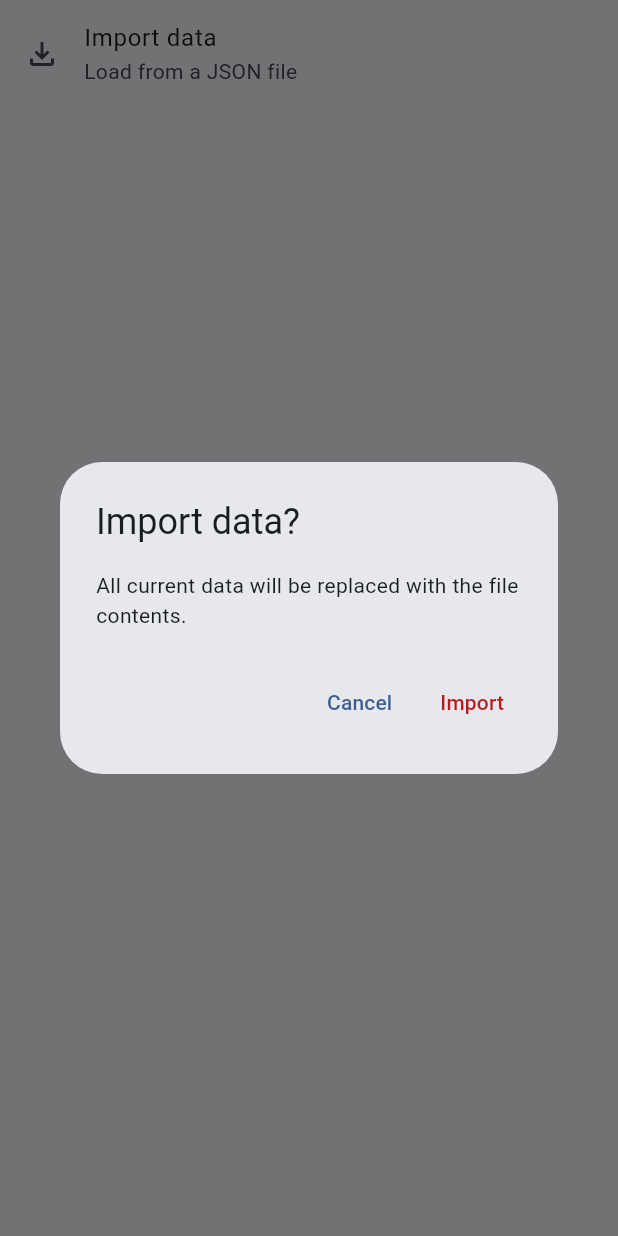
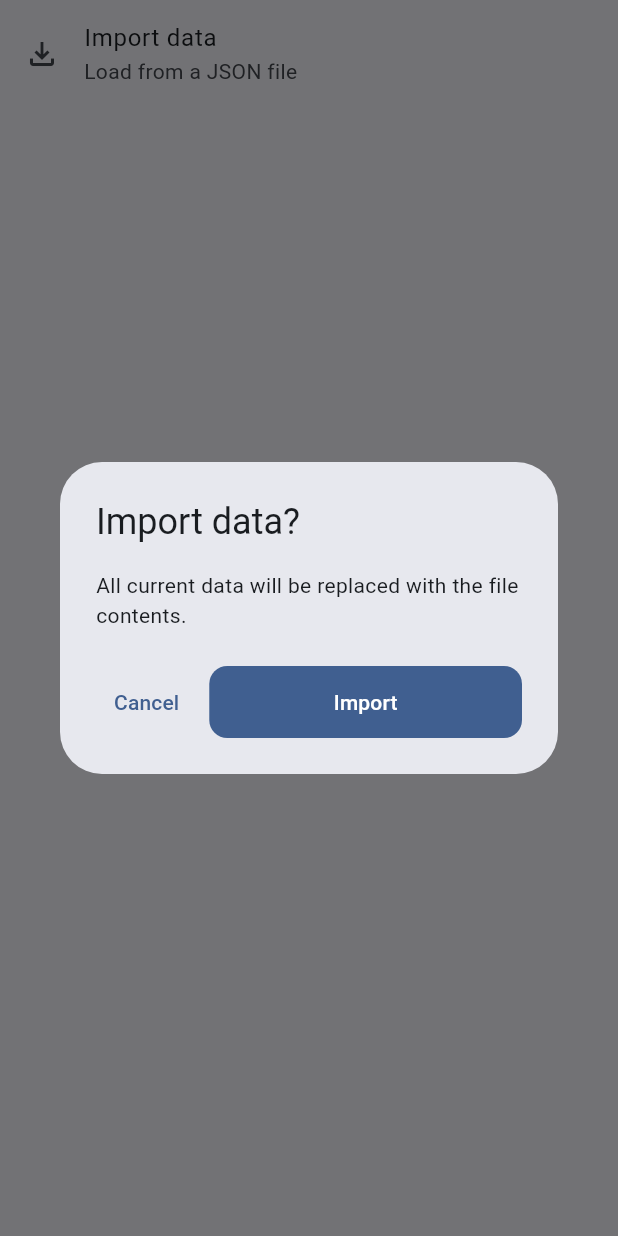
Before and after one commit to jirnov/carlog, a Flutter app: the ImportTile widget shown alone on an empty page, opened directly, after a tap on "Import data", on a phone screen of 412 x 824 dp. Run offline on Flutter 3.47's test engine with Material 3 defaults, Android fonts, the light colour scheme and no system bars; our stand-ins replace device_info_plus, file_picker, flutter_html, flutter_local_notifications, month_picker_dialog, package_info_plus and 4 more; missing offline and left inert: android_intent_plus, workmanager; accounts and stored records are empty; statements that could not run were skipped.

Commit message:
Dialog beatification, update intergration tests

```diff
--- a/lib/dialogs/confirm_delete_dialog.dart
+++ /dev/null
@@ -1,37 +0,0 @@
-// lib/dialogs/confirm_delete_dialog.dart
-
-import 'package:carlog/l10n/context_l10n.dart';
-import 'package:flutter/material.dart';
-
-/// Универсальный диалог подтверждения удаления.
-/// Возвращает true, если пользователь подтвердил.
-Future<bool> showConfirmDeleteDialog(
-  BuildContext context, {
-  required String title,
-  required String message,
-  String? confirmText,
-  String? cancelText,
-}) async {
-  final l10n = context.l10n;
-  final result = await showDialog<bool>(
-    context: context,
-    builder: (context) => AlertDialog(
-      title: Text(title),
-      content: Text(message),
-      actions: [
-        TextButton(
-          onPressed: () => Navigator.of(context).pop(false),
-          child: Text(cancelText ?? l10n.actionCancel),
-        ),
-        TextButton(
-          onPressed: () => Navigator.of(context).pop(true),
-          style: TextButton.styleFrom(
-            foregroundColor: Theme.of(context).colorScheme.error,
-          ),
-          child: Text(confirmText ?? l10n.actionDelete),
-        ),
-      ],
-    ),
-  );
-  return result ?? false;
-}
--- /dev/null
+++ b/lib/dialogs/confirm_dialog.dart
@@ -0,0 +1,63 @@
+import 'package:flutter/material.dart';
+
+Future<bool> showConfirmDialog(
+  BuildContext context, {
+  required String title,
+  required String message,
+  required String confirmText,
+  required String cancelText,
+  bool isDestructive = false,
+}) async {
+  final result = await showDialog<bool>(
+    context: context,
+    builder: (context) {
+      final colorScheme = Theme.of(context).colorScheme;
+      final textTheme = Theme.of(context).textTheme;
+
+      return Dialog(
+        child: ConstrainedBox(
+          constraints: const BoxConstraints(maxWidth: 400),
+          child: Padding(
+            padding: const EdgeInsets.all(24),
+            child: Column(
+              mainAxisSize: MainAxisSize.min,
+              crossAxisAlignment: CrossAxisAlignment.start,
+              children: [
+                Text(title, style: textTheme.headlineSmall),
+                const SizedBox(height: 16),
+                Text(message, style: textTheme.bodyMedium),
+                const SizedBox(height: 24),
+                Row(
+                  mainAxisAlignment: MainAxisAlignment.end,
+                  children: [
+                    TextButton(
+                      onPressed: () => Navigator.of(context).pop(false),
+                      child: Text(cancelText),
+                    ),
+                    const SizedBox(width: 8),
+                    // Ключевое изменение: обернуть Flexible, чтобы заставить принять конечную ширину
+                    Flexible(
+                      child: FilledButton(
+                        onPressed: () => Navigator.of(context).pop(true),
+                        style: FilledButton.styleFrom(
+                          backgroundColor: isDestructive
+                              ? colorScheme.error
+                              : colorScheme.primary,
+                          foregroundColor: isDestructive
+                              ? colorScheme.onError
+                              : colorScheme.onPrimary,
+                        ),
+                        child: Text(confirmText),
+                      ),
+                    ),
+                  ],
+                ),
+              ],
+            ),
+          ),
+        ),
+      );
+    },
+  );
+  return result ?? false;
+}
--- a/lib/screens/settings/widgets/data_tiles.dart
+++ b/lib/screens/settings/widgets/data_tiles.dart
@@ -7,7 +7,7 @@ import 'package:flutter/material.dart';
 import 'package:provider/provider.dart';
 import 'package:share_plus/share_plus.dart';
 
-import 'package:carlog/dialogs/confirm_delete_dialog.dart';
+import 'package:carlog/dialogs/confirm_dialog.dart';
 import 'package:carlog/l10n/context_l10n.dart';
 import 'package:carlog/providers/due_list_provider.dart';
 import 'package:carlog/providers/export_import_provider.dart';
@@ -83,7 +83,7 @@ class ImportTile extends StatelessWidget {
   Future<void> _import(BuildContext context) async {
     final l10n = context.l10n;
 
-    final confirmed = await showConfirmDeleteDialog(
+    final confirmed = await showConfirmDialog(
       context,
       title: l10n.settingsImportConfirmTitle,
       message: l10n.settingsImportConfirmMessage,
@@ -161,12 +161,13 @@ class RestoreBackupTile extends StatelessWidget {
     if (path == null) return;
     if (!context.mounted) return;
 
-    final confirmed = await showConfirmDeleteDialog(
+    final confirmed = await showConfirmDialog(
       context,
       title: l10n.settingsRestoreConfirmTitle,
       message: l10n.settingsRestoreConfirmMessage,
       confirmText: l10n.settingsRestoreConfirmAction,
       cancelText: l10n.actionCancel,
+      isDestructive: false,
     );
     if (!confirmed) return;
     if (!context.mounted) return;
```
Also changed, not shown: lib/dialogs/confirm_exit_dialog.dart (deleted, +0 -32 lines), lib/dialogs/postpone_dialog.dart (+35 -9 lines), lib/dialogs/update_mileage_dialog.dart (+42 -27 lines), lib/screens/edit_rule/edit_rule_screen.dart (+10 -2 lines), lib/screens/history/history_screen.dart (+5 -2 lines), lib/screens/mark_done/mark_done_multi_screen.dart (+11 -21 lines), lib/screens/mark_done/mark_done_screen.dart (+31 -64 lines), lib/screens/rules/rules_screen.dart (+5 -2 lines), lib/screens/settings/widgets/reminders_tiles.dart (+17 -34 lines), lib/screens/splash/splash_screen.dart (+9 -17 lines), 1 other file.
